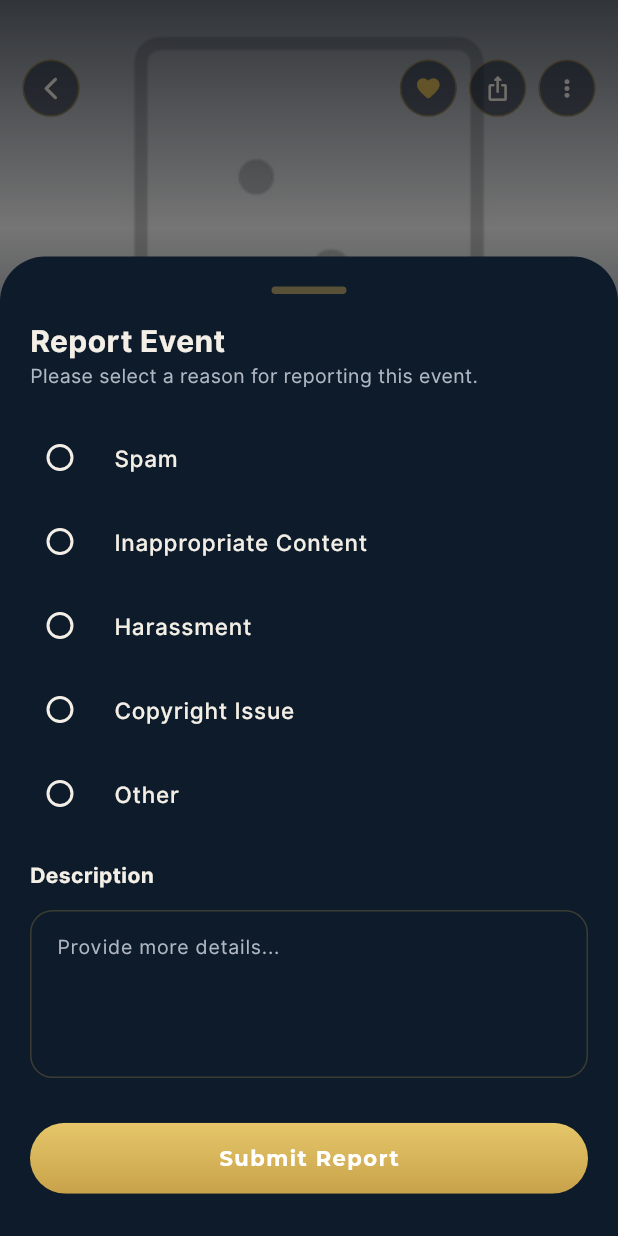
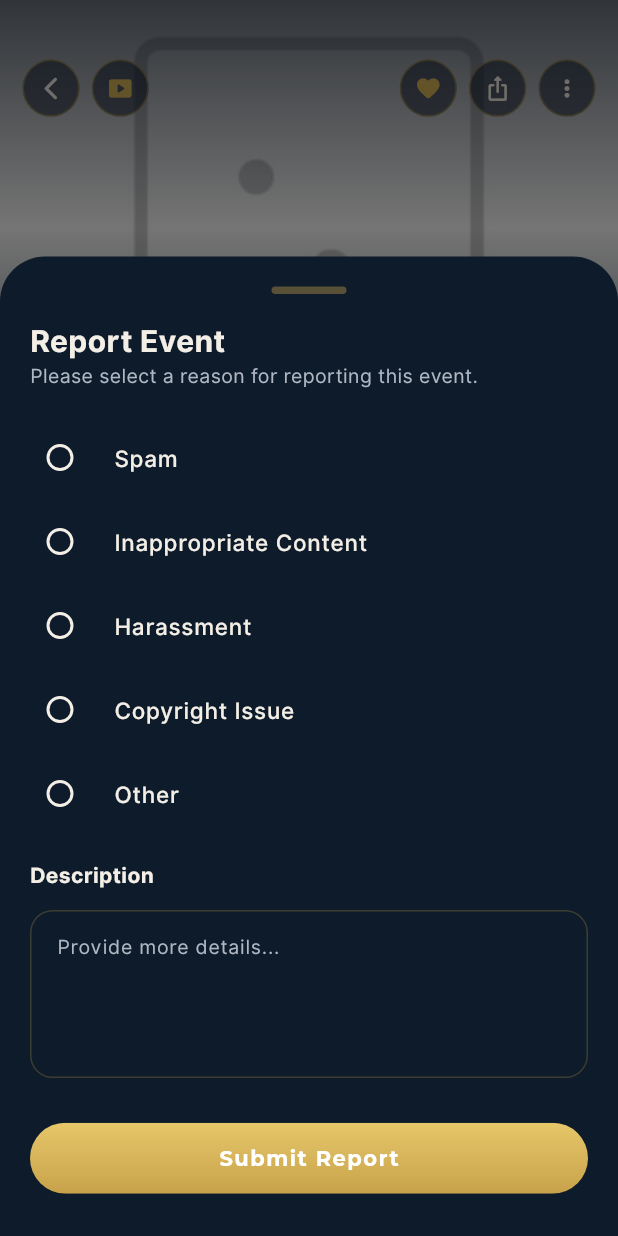
Before and after one commit to Elpadrino971/Eliv, a Flutter app: the FutureScreen screen opened directly with empty values, after a tap on the "favorite outline" icon, after a tap on the "more vert" icon, on a phone screen of 412 x 824 dp. Run offline on Flutter 3.47's test engine with Material 3 defaults, Android fonts, the phone set to English and light mode, and no system bars; drawn by our look-alikes of cached_network_image; our stand-ins replace firebase_auth, firebase_core, firebase_messaging, flutter_local_notifications, get, get_storage and 6 more; missing offline and left inert: purchases_flutter, zego_uikit_prebuilt_live_streaming; accounts and stored records are empty; network calls fail.

```diff
--- a/lib/Global/api.dart
+++ b/lib/Global/api.dart
@@ -27,7 +27,8 @@ class APIs {
   // "Regarder le replay" apparait alors sur la fiche event.
   // En prod, ce champ viendra du backend par event (signed playback id).
   // ───────────────────────────────────────────────────────────────────────
-  static const String muxDemoPlaybackId = '';
+  static const String muxDemoPlaybackId =
+      'sdsKbwNQ5UxSJhyUC9aBhM1m9kVQsJuKxGaBsMpI01VU';
 
   //Auth
   static const String loginAPI = '$baseAPI/login';
```
